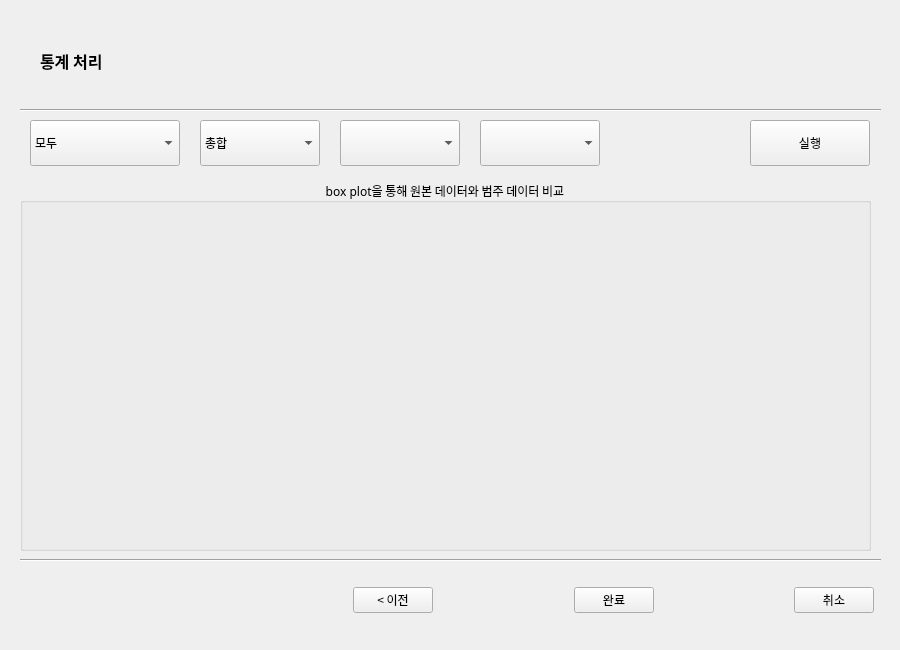
jihye1996/Automated-De-Identification, file UI/Aggregation.ui: the form before one commit.
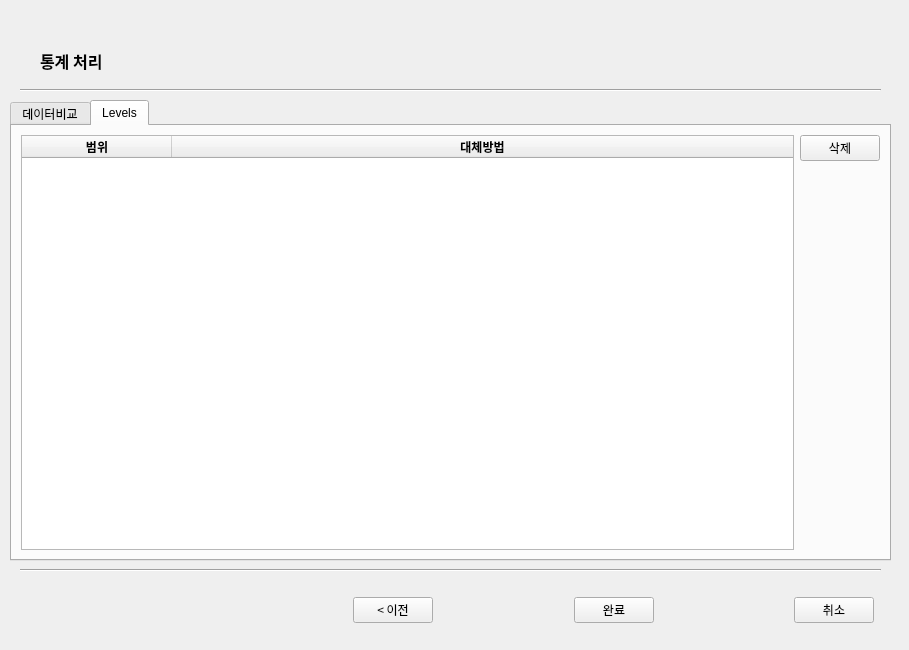
The form after the commit. The open tabs and pages were chosen to show the change.

Diff of the .ui file:
```diff
--- a/UI/Aggregation.ui
+++ b/UI/Aggregation.ui
@@ -6,7 +6,7 @@
    <rect>
     <x>0</x>
     <y>0</y>
-    <width>900</width>
+    <width>909</width>
     <height>650</height>
    </rect>
   </property>
@@ -14,54 +14,11 @@
    <string>통계 처리</string>
   </property>
   <widget class="QWidget" name="centralwidget">
-   <widget class="QGroupBox" name="groupBox">
-    <property name="geometry">
-     <rect>
-      <x>20</x>
-      <y>180</y>
-      <width>851</width>
-      <height>371</height>
-     </rect>
-    </property>
-    <property name="font">
-     <font>
-      <family>맑은 고딕</family>
-     </font>
-    </property>
-    <property name="title">
-     <string>box plot을 통해 원본 데이터와 범주 데이터 비교</string>
-    </property>
-    <property name="alignment">
-     <set>Qt::AlignCenter</set>
-    </property>
-    <widget class="QWidget" name="layoutWidget">
-     <property name="geometry">
-      <rect>
-       <x>10</x>
-       <y>40</y>
-       <width>401</width>
-       <height>321</height>
-      </rect>
-     </property>
-     <layout class="QHBoxLayout" name="beforePlot"/>
-    </widget>
-    <widget class="QWidget" name="layoutWidget">
-     <property name="geometry">
-      <rect>
-       <x>430</x>
-       <y>40</y>
-       <width>411</width>
-       <height>321</height>
-      </rect>
-     </property>
-     <layout class="QHBoxLayout" name="afterPlot"/>
-    </widget>
-   </widget>
    <widget class="Line" name="line">
     <property name="geometry">
      <rect>
       <x>20</x>
-      <y>550</y>
+      <y>560</y>
       <width>861</width>
       <height>20</height>
      </rect>
@@ -74,7 +31,7 @@
     <property name="geometry">
      <rect>
       <x>353</x>
-      <y>570</y>
+      <y>580</y>
       <width>521</width>
       <height>61</height>
      </rect>
@@ -195,7 +152,7 @@
     <property name="geometry">
      <rect>
       <x>20</x>
-      <y>100</y>
+      <y>80</y>
       <width>861</width>
       <height>20</height>
      </rect>
@@ -225,11 +182,88 @@
      <string>통계 처리</string>
     </property>
    </widget>
-   <widget class="QPushButton" name="runButton">
+   <widget class="QTabWidget" name="compareTab_2">
     <property name="geometry">
      <rect>
-      <x>750</x>
-      <y>120</y>
+      <x>10</x>
+      <y>100</y>
+      <width>881</width>
+      <height>461</height>
+     </rect>
+    </property>
+    <property name="currentIndex">
+     <number>0</number>
+    </property>
+    <widget class="QWidget" name="tab2_2">
+     <attribute name="title">
+      <string>데이터비교</string>
+     </attribute>
+     <layout class="QGridLayout" name="gridLayout_5">
+      <item row="0" column="0">
+       <widget class="QGroupBox" name="groupBox">
+        <property name="font">
+         <font>
+          <family>맑은 고딕</family>
+         </font>
+        </property>
+        <property name="title">
+         <string>4분위수 비교</string>
+        </property>
+        <property name="alignment">
+         <set>Qt::AlignCenter</set>
+        </property>
+        <widget class="QWidget" name="layoutWidget">
+         <property name="geometry">
+          <rect>
+           <x>10</x>
+           <y>100</y>
+           <width>401</width>
+           <height>301</height>
+          </rect>
+         </property>
+         <layout class="QHBoxLayout" name="beforePlot"/>
+        </widget>
+        <widget class="QWidget" name="layoutWidget">
+         <property name="geometry">
+          <rect>
+           <x>430</x>
+           <y>100</y>
+           <width>411</width>
+           <height>301</height>
+          </rect>
+         </property>
+         <layout class="QHBoxLayout" name="afterPlot"/>
+        </widget>
+        <widget class="QComboBox" name="AllPart">
+         <property name="geometry">
+          <rect>
+           <x>20</x>
+           <y>20</y>
+           <width>131</width>
+           <height>46</height>
+          </rect>
+         </property>
+         <property name="font">
+          <font>
+           <family>맑은 고딕</family>
+          </font>
+         </property>
+         <item>
+          <property name="text">
+           <string>ALL</string>
+          </property>
+         </item>
+         <item>
+          <property name="text">
+           <string>IQR</string>
+          </property>
+         </item>
+        </widget>
+        <widget class="QComboBox" name="function">
+         <property name="geometry">
+          <rect>
+           <x>160</x>
+           <y>20</y>
       <width>120</width>
       <height>46</height>
      </rect>
@@ -239,15 +273,22 @@
       <family>맑은 고딕</family>
      </font>
     </property>
+         <item>
     <property name="text">
-     <string>실행</string>
-    </property>
+           <string>총합</string>
+          </property>
+         </item>
+         <item>
+          <property name="text">
+           <string>평균</string>
+          </property>
+         </item>
    </widget>
    <widget class="QComboBox" name="columns">
     <property name="geometry">
      <rect>
-      <x>340</x>
-      <y>120</y>
+           <x>290</x>
+           <y>20</y>
       <width>120</width>
       <height>46</height>
      </rect>
@@ -267,8 +308,8 @@
    <widget class="QComboBox" name="group">
     <property name="geometry">
      <rect>
-      <x>480</x>
-      <y>120</y>
+           <x>420</x>
+           <y>20</y>
       <width>120</width>
       <height>46</height>
      </rect>
@@ -279,12 +320,12 @@
      </font>
     </property>
    </widget>
-   <widget class="QComboBox" name="AllPart">
+        <widget class="QPushButton" name="runButton">
     <property name="geometry">
      <rect>
-      <x>30</x>
-      <y>120</y>
-      <width>150</width>
+           <x>740</x>
+           <y>20</y>
+           <width>101</width>
       <height>46</height>
      </rect>
     </property>
@@ -293,28 +334,16 @@
       <family>맑은 고딕</family>
      </font>
     </property>
-    <item>
      <property name="text">
-      <string>모두</string>
-     </property>
-    </item>
-    <item>
-     <property name="text">
-      <string>컬럼별</string>
-     </property>
-    </item>
-    <item>
-     <property name="text">
-      <string>컬럼별(그룹)</string>
-     </property>
-    </item>
-   </widget>
-   <widget class="QComboBox" name="function">
+          <string>실행</string>
+         </property>
+        </widget>
+        <widget class="QPushButton" name="addButton">
     <property name="geometry">
      <rect>
-      <x>200</x>
-      <y>120</y>
-      <width>120</width>
+           <x>619</x>
+           <y>20</y>
+           <width>101</width>
       <height>46</height>
      </rect>
     </property>
@@ -323,16 +352,100 @@
       <family>맑은 고딕</family>
      </font>
     </property>
+         <property name="text">
+          <string>추가</string>
+         </property>
+        </widget>
+       </widget>
+      </item>
+     </layout>
+    </widget>
+    <widget class="QWidget" name="tab1_2">
+     <attribute name="title">
+      <string>Levels</string>
+     </attribute>
+     <layout class="QHBoxLayout" name="horizontalLayout_4">
     <item>
+       <widget class="QTableWidget" name="LevelTable">
+        <property name="font">
+         <font>
+          <weight>75</weight>
+          <bold>true</bold>
+         </font>
+        </property>
+        <property name="sizeAdjustPolicy">
+         <enum>QAbstractScrollArea::AdjustToContents</enum>
+        </property>
+        <property name="rowCount">
+         <number>0</number>
+        </property>
+        <property name="columnCount">
+         <number>2</number>
+        </property>
+        <attribute name="horizontalHeaderCascadingSectionResizes">
+         <bool>false</bool>
+        </attribute>
+        <attribute name="horizontalHeaderDefaultSectionSize">
+         <number>150</number>
+        </attribute>
+        <attribute name="horizontalHeaderStretchLastSection">
+         <bool>true</bool>
+        </attribute>
+        <attribute name="verticalHeaderCascadingSectionResizes">
+         <bool>false</bool>
+        </attribute>
+        <attribute name="verticalHeaderStretchLastSection">
+         <bool>false</bool>
+        </attribute>
+        <column>
      <property name="text">
-      <string>총합</string>
-     </property>
+          <string>범위</string>
+         </property>
+         <property name="font">
+          <font>
+           <weight>75</weight>
+           <bold>true</bold>
+          </font>
+         </property>
+        </column>
+        <column>
+         <property name="text">
+          <string>대체방법</string>
+         </property>
+        </column>
+       </widget>
     </item>
     <item>
+       <layout class="QVBoxLayout" name="verticalLayout_3">
+        <item>
+         <widget class="QPushButton" name="delButton">
+          <property name="font">
+           <font>
+            <family>맑은 고딕</family>
+           </font>
+          </property>
      <property name="text">
-      <string>평균</string>
-     </property>
-    </item>
+           <string>삭제</string>
+          </property>
+         </widget>
+        </item>
+        <item>
+         <spacer name="verticalSpacer_3">
+          <property name="orientation">
+           <enum>Qt::Vertical</enum>
+          </property>
+          <property name="sizeHint" stdset="0">
+           <size>
+            <width>20</width>
+            <height>40</height>
+           </size>
+          </property>
+         </spacer>
+        </item>
+       </layout>
+      </item>
+     </layout>
+    </widget>
    </widget>
   </widget>
  </widget>
```
Lines whose indentation alone changed are shown as unchanged.
